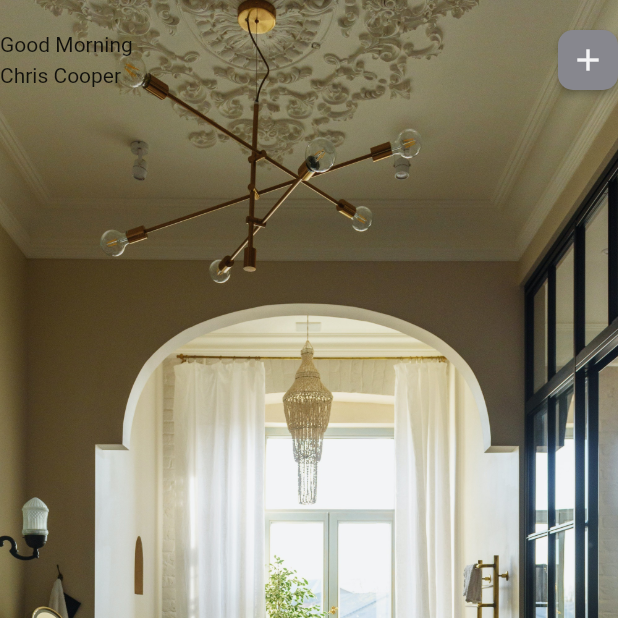
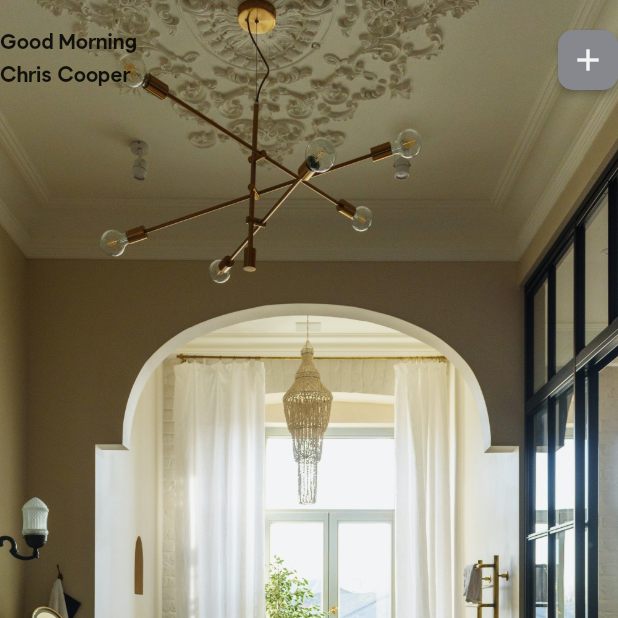
Before and after one commit to prateek601/smart_home_manager, a Flutter app: the screen it shows after launch, on a phone screen of 412 x 824 dp, the top half of it. Run offline on Flutter 3.47's test engine with Material 2 defaults, Android fonts, the phone set to English and light mode, and no system bars.

Commit message:
made pulp display as default font family

```diff
--- a/lib/main.dart
+++ b/lib/main.dart
@@ -12,6 +12,7 @@ class MyApp extends StatelessWidget {
       title: 'Smart Home Manager',
       theme: ThemeData(
         primarySwatch: Colors.blue,
+        fontFamily: 'PulpDisplay'
       ),
       home: Home(),
     );
```
